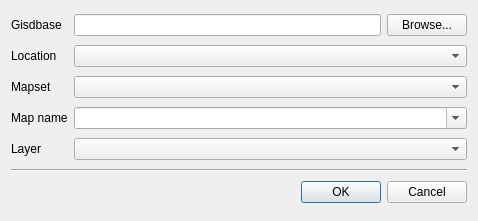
qgis/QGIS, file src/plugins/grass/qgsgrassselectbase.ui: the form before one commit.
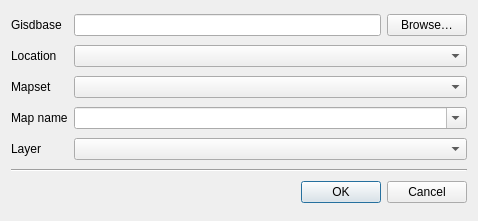
The form after the commit.

The edit to the form file:
```diff
--- a/src/plugins/grass/qgsgrassselectbase.ui
+++ b/src/plugins/grass/qgsgrassselectbase.ui
@@ -94,7 +94,7 @@
    <item row="0" column="2">
     <widget class="QPushButton" name="GisdbaseBrowse">
      <property name="text">
-      <string>Browse...</string>
+      <string>Browse…</string>
      </property>
     </widget>
    </item>
```
